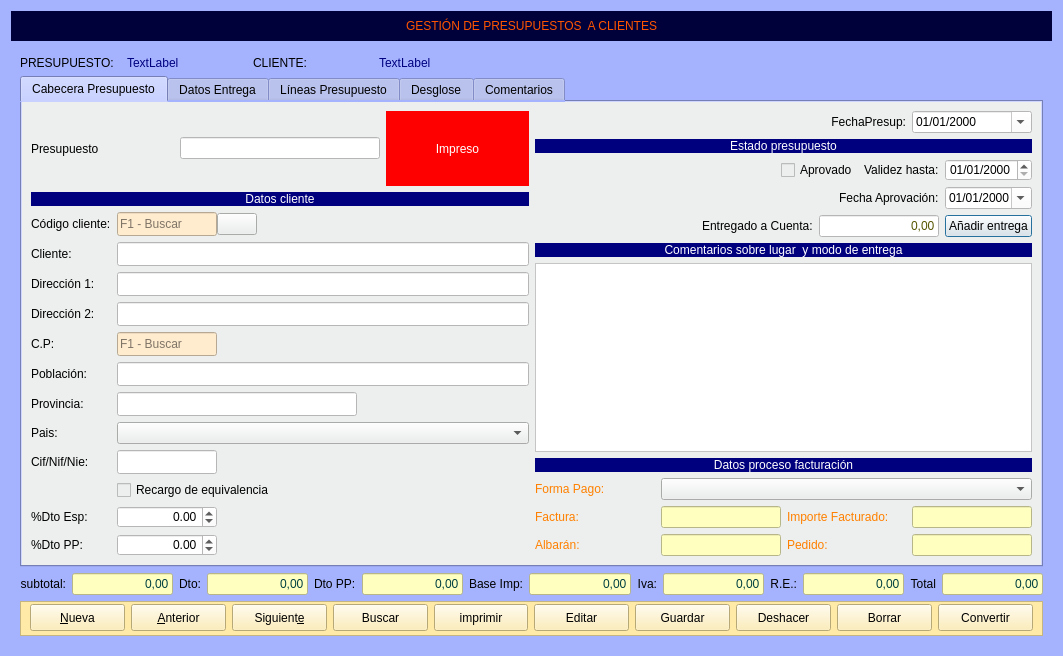
Old version of the form Zona_Ventas/frmpresupuestoscli.ui in the repository arcnexus/RedFoX.
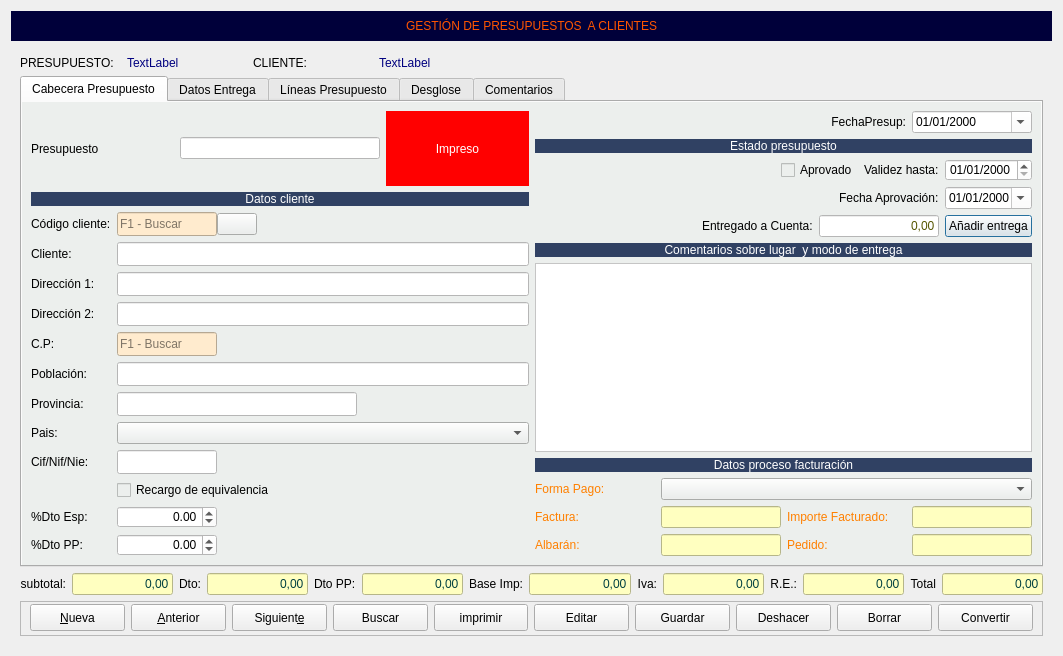
New version of the form. The open tabs and pages were chosen to show the change. Icons and pictures are not drawn.

```diff
--- a/Zona_Ventas/frmpresupuestoscli.ui
+++ b/Zona_Ventas/frmpresupuestoscli.ui
@@ -29,9 +29,6 @@
    <iconset>
     <normaloff>:/Icons/PNG/Maya.png</normaloff>:/Icons/PNG/Maya.png</iconset>
   </property>
-  <property name="styleSheet">
-   <string notr="true">background-color: rgb(165, 179, 255);</string>
-  </property>
   <layout class="QGridLayout" name="gridLayout_5">
    <item row="0" column="0" colspan="2">
     <widget class="QLabel" name="label_67">
@@ -239,8 +236,8 @@
              <item row="6" column="0">
               <widget class="QLabel" name="label_54">
                <property name="styleSheet">
-                <string notr="true">background-color: rgb(0, 0, 127);
-color: rgb(255, 255, 255);</string>
+                <string notr="true">background-color: #304163;
+color: rgb(255,255,255);</string>
                </property>
                <property name="text">
                 <string>Datos proceso facturación</string>
@@ -482,8 +479,8 @@
                  <item>
                   <widget class="QLabel" name="label_40">
                    <property name="styleSheet">
-                    <string notr="true">background-color: rgb(0, 0, 127);
-color: rgb(255, 255, 255);</string>
+                    <string notr="true">background-color: #304163;
+color: rgb(255,255,255);</string>
                    </property>
                    <property name="text">
                     <string>Comentarios sobre lugar  y modo de entrega</string>
@@ -540,8 +537,8 @@
              <item row="1" column="0">
               <widget class="QLabel" name="label_55">
                <property name="styleSheet">
-                <string notr="true">background-color: rgb(0, 0, 127);
-color: rgb(255, 255, 255);</string>
+                <string notr="true">background-color: #304163;
+color: rgb(255,255,255);</string>
                </property>
                <property name="text">
                 <string>Estado presupuesto</string>
@@ -561,8 +558,8 @@
              <item row="0" column="0" colspan="2">
               <widget class="QLabel" name="label_50">
                <property name="styleSheet">
-                <string notr="true">background-color: rgb(0, 0, 127);
-color: rgb(255, 255, 255);</string>
+                <string notr="true">background-color: #304163;
+color: rgb(255,255,255);</string>
                </property>
                <property name="text">
                 <string>Datos cliente</string>
@@ -2501,9 +2498,6 @@
            <height>35</height>
           </size>
          </property>
-         <property name="styleSheet">
-          <string notr="true">background-color: rgb(255, 235, 167);</string>
-         </property>
          <property name="frameShape">
           <enum>QFrame::StyledPanel</enum>
          </property>
```
Left out of the diff: 5 changed lines with no effect on the pictures.
